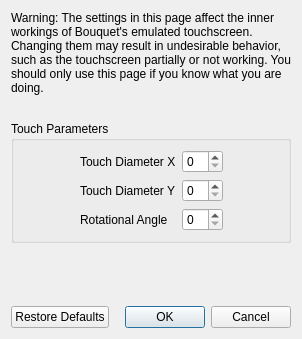
Before: the Qt Designer form src/yuzu/configuration/configure_touchscreen_advanced.ui in justr4mzi/bouquet, drawn with Qt 5.
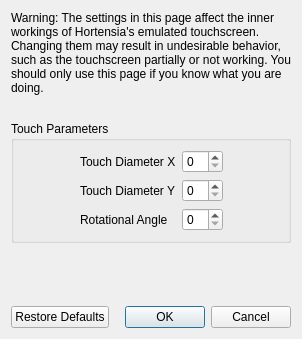
After: the same form once the commit is applied.

Commit message:
Rename Bouquet to Hortensia: name, data folder, log file, icons from the hydrangea logo, deep violet theme
Imports at the first start now also offer Bouquet and Eglantine's new folder.

```diff
--- a/src/yuzu/configuration/configure_touchscreen_advanced.ui
+++ b/src/yuzu/configuration/configure_touchscreen_advanced.ui
@@ -23,7 +23,7 @@
       </size>
      </property>
      <property name="text">
-      <string>Warning: The settings in this page affect the inner workings of Bouquet's emulated touchscreen. Changing them may result in undesirable behavior, such as the touchscreen partially or not working. You should only use this page if you know what you are doing.</string>
+      <string>Warning: The settings in this page affect the inner workings of Hortensia's emulated touchscreen. Changing them may result in undesirable behavior, such as the touchscreen partially or not working. You should only use this page if you know what you are doing.</string>
      </property>
      <property name="wordWrap">
       <bool>true</bool>
```
The commit also changes 62 other files.
